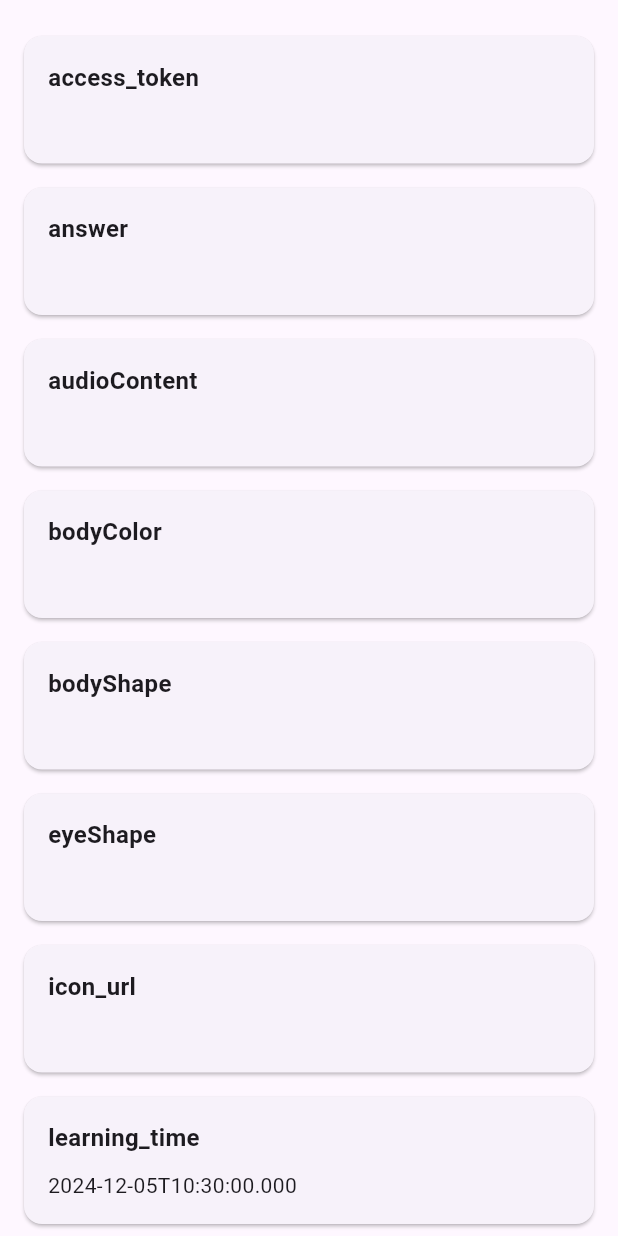
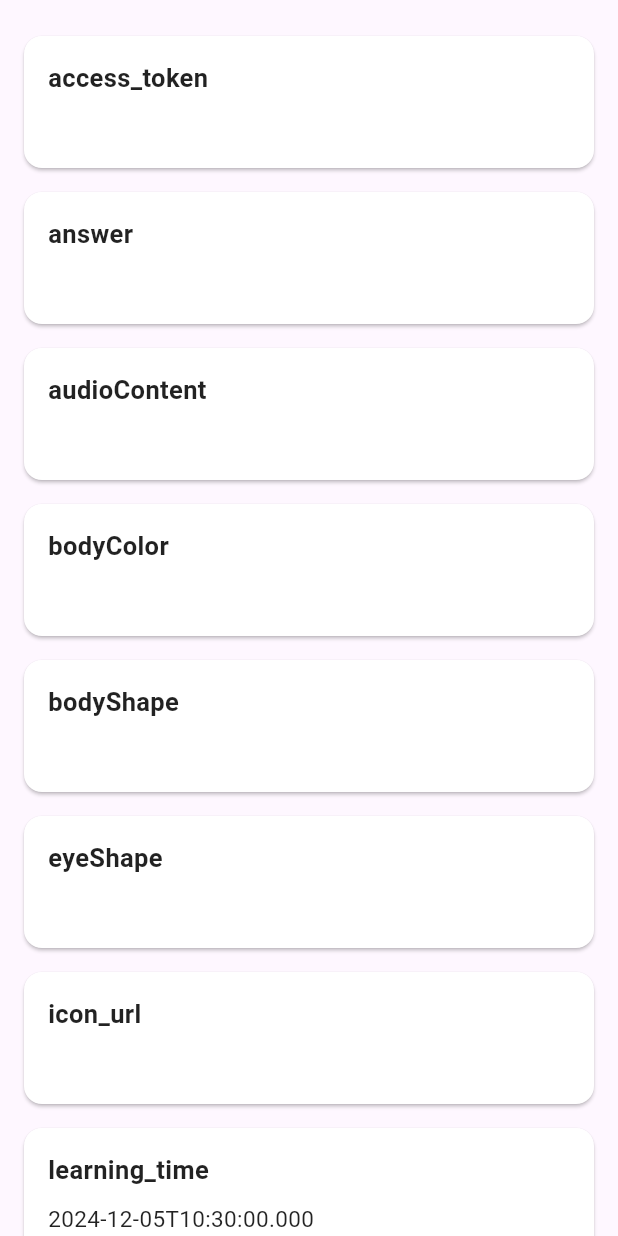
Before and after one commit to 2024-fall-cau-capstone01-team5/edu-for-disabled, a Flutter app: the ReportDetail widget shown alone on an empty page, opened directly with empty values, on a phone screen of 412 x 824 dp. Run offline on Flutter 3.47's test engine with Material 3 defaults, Android fonts, the phone set to English and light mode, and no system bars; our stand-ins replace audioplayers, flutter_chat_bubble, google_fonts, rive, shared_preferences; missing offline and left inert: google_speech, record; accounts and stored records are empty; Roboto replaces fonts that are missing (Gaegu); key blocks and very long unbroken strings in the code were emptied for the run.

Commit message:
[FIX] 학습 레포트 디자인 수정

```diff
--- a/lib/parants/ai_report.dart
+++ b/lib/parants/ai_report.dart
@@ -138,6 +138,7 @@ class ReportDetail extends StatelessWidget {
 
         return Card(
           margin: EdgeInsets.symmetric(vertical: 8.0),
+          color: Colors.white,
           child: Padding(
             padding: const EdgeInsets.all(16.0),
             child: Column(
@@ -145,12 +146,12 @@ class ReportDetail extends StatelessWidget {
               children: [
                 Text(
                   descriptions[key] ?? key,
-                  style: TextStyle(fontSize: 16, fontWeight: FontWeight.bold),
+                  style: TextStyle(fontSize: 17, fontWeight: FontWeight.bold, color: Colors.black87),
                 ),
                 SizedBox(height: 10),
                 Text(
                   reportData[key] ?? "데이터 없음",
-                  style: TextStyle(fontSize: 14),
+                  style: TextStyle(fontSize: 15, color: Colors.black87),
                 ),
               ],
             ),
```
Also changed, not shown: lib/parants/qna/chat_bubble.dart (+6 -6 lines).
